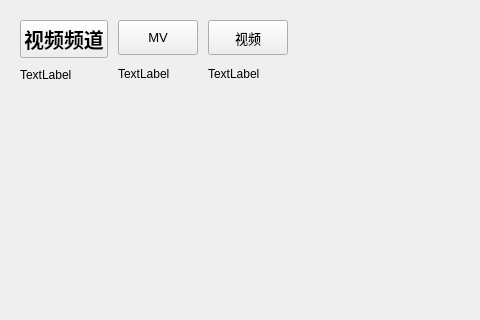
This is KuGouStart/Video/Video.ui in a-mo-xi-wei/Qt-KuGouAppClient as Qt 5 draws it before an edit; both pictures show x 0 to 480 and y 0 to 320 of the 880 by 526 pixel window. The edited form follows.
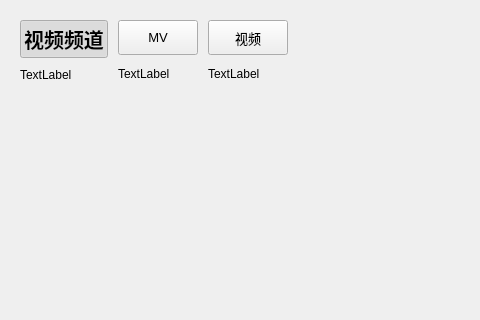
This is the edited form. Custom widgets are drawn as their Qt base class.

Commit message: 设置堆栈按钮互斥

The edit to the form file:
```diff
--- a/KuGouStart/Video/Video.ui
+++ b/KuGouStart/Video/Video.ui
@@ -45,6 +45,12 @@
           <property name="text">
            <string>视频频道</string>
           </property>
+          <property name="checkable">
+           <bool>true</bool>
+          </property>
+          <property name="checked">
+           <bool>true</bool>
+          </property>
          </widget>
         </item>
         <item>
```
Left out of the diff: 6 changed lines with no effect on the pictures. The commit also changes 2 other files.
